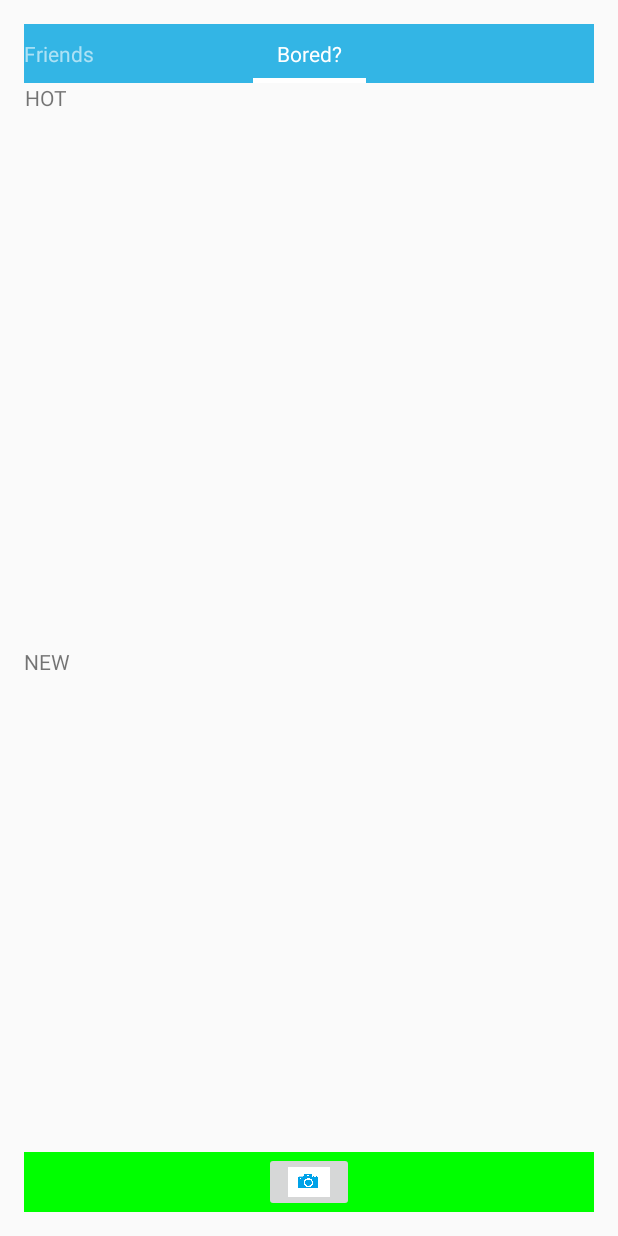
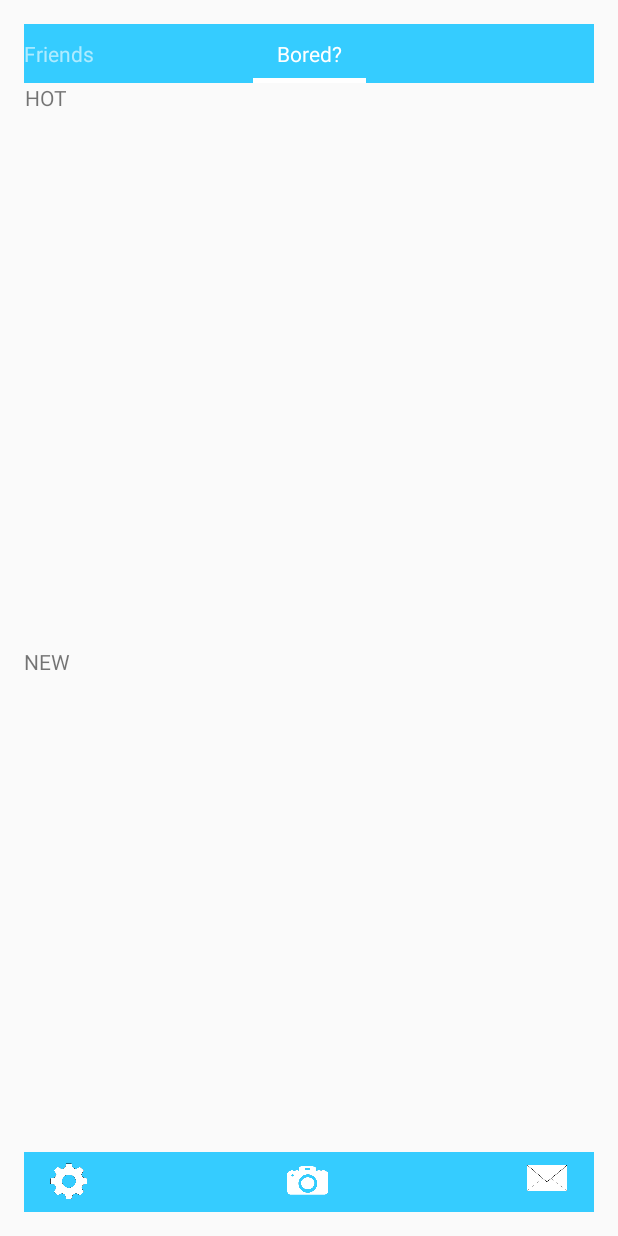
Before and after one commit to jvernick/ISpyGame, an Android app: the MainActivity screen opened directly, with no data from a screen before it, after a tap on "Bored?", on a phone screen of 412 x 824 dp. Run offline under Robolectric (Android 15) with nearby library versions, the light colour scheme and no system bars.

Commit message:
Updated the main activity with new images

```diff
--- a/app/src/main/java/com/PicSpy/utils/AppConstants.java
+++ b/app/src/main/java/com/PicSpy/utils/AppConstants.java
@@ -9,7 +9,7 @@ public class AppConstants {
     //public static final String  EMAIL = "email";
     public static final String SESSION_ID = "session_id";
     public static final String APP_NAME = "admin";
-    //TODO change folowing constants as required
+    //TODO change following constants as required (specifically just change the IP)
     public static final String DSP_URL = "http://192.168.1.118:8080/rest";
 
     private AppConstants() {};
--- a/app/src/main/res/layout/activity_main.xml
+++ b/app/src/main/res/layout/activity_main.xml
@@ -18,7 +18,7 @@
             android:layout_width="match_parent"
             android:layout_height="wrap_content"
             android:layout_gravity="top"
-            android:background="#33b5e5"
+            android:background="#35CCFF"
             android:textColor="#fff"
             android:paddingTop="10dp"
             android:paddingBottom="10dp" />
@@ -29,7 +29,7 @@
         android:id="@+id/bar"
         android:layout_width="fill_parent"
         android:layout_height="40dip"
-        android:background="#ff00ff00"
+        android:background="#35CCFF"
         android:layout_alignParentBottom="true"
         android:layout_alignParentRight="true"
         android:layout_alignParentEnd="true">
@@ -44,10 +44,43 @@
         android:maxHeight="60dp"
         android:scaleType="fitCenter"
         android:src="@drawable/drawncamera"
+        android:background="#35CCFF"
         android:layout_alignParentBottom="true"
         android:layout_alignTop="@+id/bar"
         android:layout_alignBottom="@+id/bar"
         android:layout_centerHorizontal="true"
+        android:id="@+id/cameraButton"
         />
 
+    <ImageButton
+        android:layout_height="wrap_content"
+        android:layout_width="wrap_content"
+        android:adjustViewBounds="true"
+        android:maxWidth="60dp"
+        android:maxHeight="60dp"
+        android:scaleType="fitCenter"
+        android:src="@drawable/inbox"
+        android:layout_alignParentBottom="true"
+        android:layout_alignTop="@+id/bar"
+        android:layout_alignBottom="@+id/bar"
+        android:layout_alignRight="@+id/bar"
+        android:background="#35CCFF"
+        android:id="@+id/inboxButton" />
+
+
+    <ImageButton
+        android:layout_height="wrap_content"
+        android:layout_width="wrap_content"
+        android:adjustViewBounds="true"
+        android:maxWidth="60dp"
+        android:maxHeight="60dp"
+        android:scaleType="fitCenter"
+        android:src="@drawable/settings"
+        android:layout_alignParentBottom="true"
+        android:layout_alignTop="@+id/bar"
+        android:layout_alignBottom="@+id/bar"
+        android:layout_align="@+id/bar"
+        android:background="#35CCFF"
+        android:id="@+id/settingsButton" />
+
 </RelativeLayout>
```
Also changed, not shown: app/src/main/res/drawable-hdpi/drawncamera.png, app/src/main/res/drawable-hdpi/inbox.png (added), app/src/main/res/drawable-hdpi/settings.png (added).
